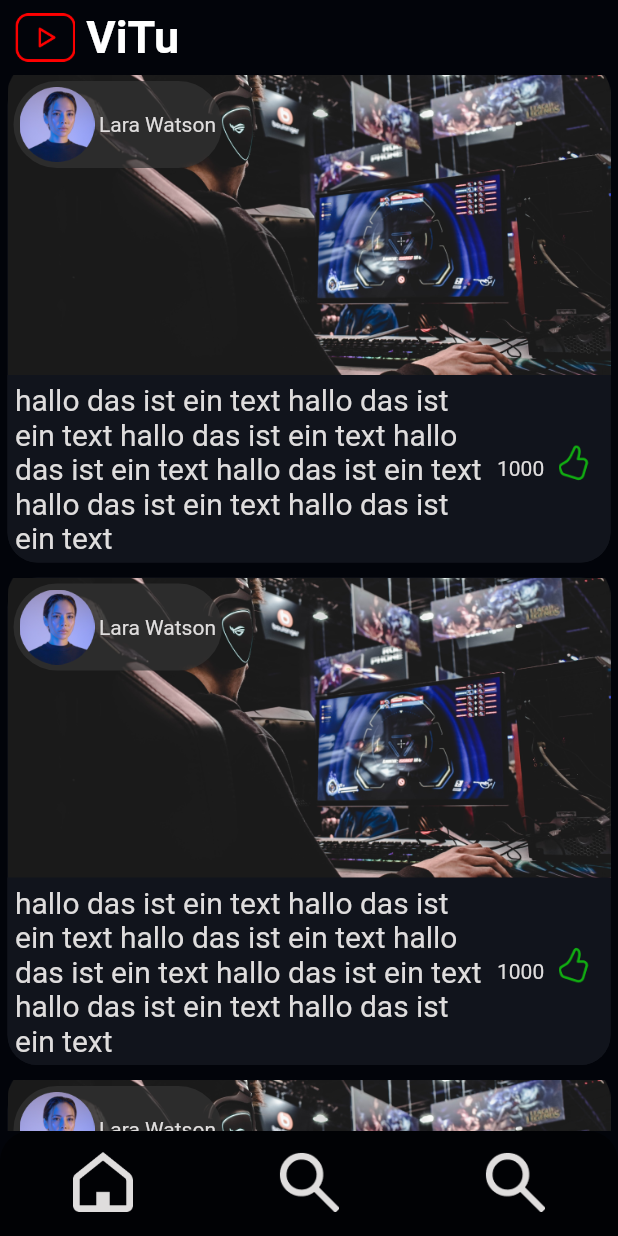
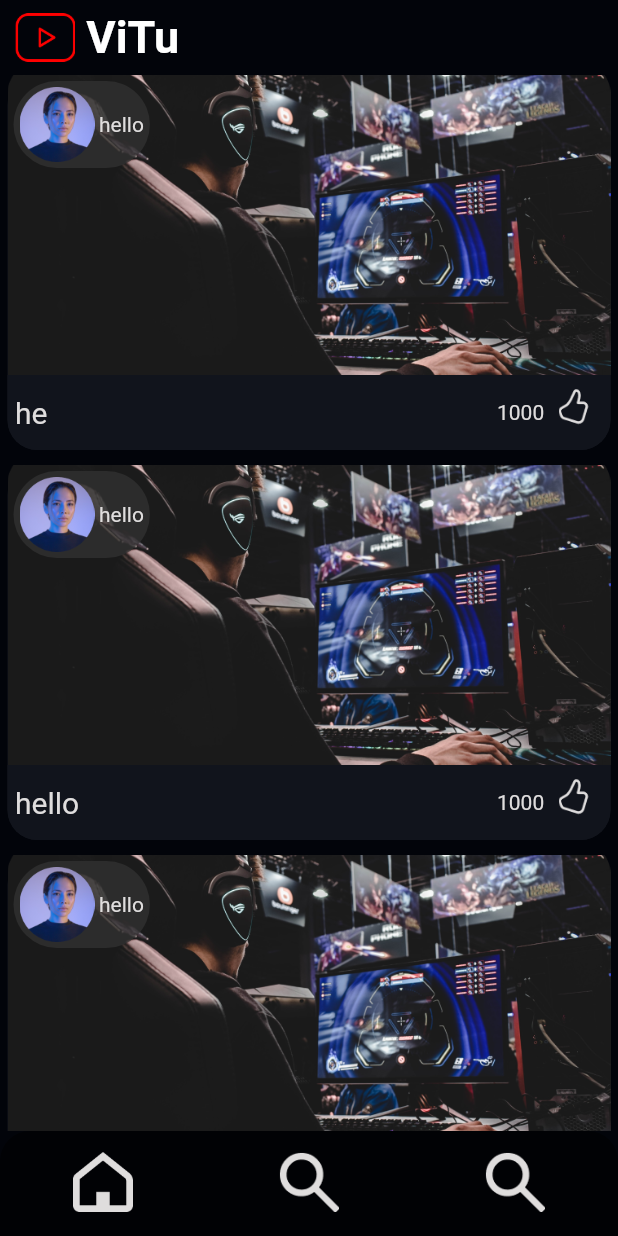
Before and after one commit to Damian-Sommer/VideoTube, a Flutter app: the screen it shows after launch, on a phone screen of 412 x 824 dp. Run offline on Flutter 3.47's test engine with Material 2 defaults, Android fonts, the phone set to English and light mode, and no system bars.

Commit message:
add Video like logic

```diff
--- /dev/null
+++ b/videotube/lib/model/api_handler.dart
@@ -0,0 +1,34 @@
+import 'package:videotube/model/video.dart';
+
+class APIHandler {
+
+  static final APIHandler _singleton = APIHandler._internal();
+
+  factory APIHandler() {
+    return _singleton;
+  }
+
+  APIHandler._internal();
+
+  static List videos = <Video>[];
+
+  List get getVideos{
+    if(videos.isEmpty){
+      addVideo();
+    }
+    return videos;
+  }
+
+  void addVideo(){
+    videos.add(Video("hello","he", false));
+    videos.add(Video("hello","hello", false));
+    videos.add(Video("hello","hello", false));
+    videos.add(Video("hello","hello", false));
+    videos.add(Video("hello","hello", false));
+    videos.add(Video("hello","hello", false));
+  }
+  void update(int index){
+    videos[index].isLiked = !videos[index].isLiked;
+  }
+
+}
--- /dev/null
+++ b/videotube/lib/model/video.dart
@@ -0,0 +1,6 @@
+class Video {
+  String author = "";
+  String description = "";
+  bool isLiked = false;
+  Video(this.author, this.description, this.isLiked);
+}
--- a/videotube/lib/screen/home_page.dart
+++ b/videotube/lib/screen/home_page.dart
@@ -1,5 +1,8 @@
 import 'package:flutter/material.dart';
+import 'package:videotube/model/api_handler.dart';
 import 'package:videotube/screen/video_detail.dart';
+
+import '../model/video.dart';
 
 class HomePage extends StatefulWidget {
   const HomePage({Key? key}) : super(key: key);
@@ -9,9 +12,13 @@ class HomePage extends StatefulWidget {
 }
 
 class _HomePageState extends State<HomePage> {
-  bool isLiked = true;
+  APIHandler apiHandler = APIHandler();
+  static List videos = <Video>[];
+  int count = 0;
+
   @override
   Widget build(BuildContext context) {
+    updateVideoListView();
     return videoList();
   }
 
@@ -19,17 +26,17 @@ class _HomePageState extends State<HomePage> {
     return SingleChildScrollView(
       child: Column(
         children: <Widget>[
-          getList(),
+          getVideoList(),
         ],
       ),
     );
   }
 
-  ListView getList() {
+  ListView getVideoList() {
     return ListView.builder(
       physics: const ScrollPhysics(),
       shrinkWrap: true,
-      itemCount: 5,
+      itemCount: count,
       itemBuilder: (BuildContext context, int index) {
         return InkWell(
           onTap: () {
@@ -44,7 +51,43 @@ class _HomePageState extends State<HomePage> {
             ),
             child: Column(
               children: <Widget>[
-                Container(
+                getListTileHeadWidget(index),
+                getListTileBottomWidget(index),
+              ],
+            ),
+          ),
+        );
+      },
+    );
+  }
+
+  void handleLike(int index) {
+    apiHandler.update(index);
+    updateVideoListView();
+  }
+
+  void updateVideoListView() {
+    setState(() {
+      videos = apiHandler.getVideos;
+      count = apiHandler.getVideos.length;
+    });
+  }
+
+  Color getColor(bool isLiked) {
+    if (isLiked) {
+      return const Color(0xff11ad11);
+    }
+    return const Color(0xffDFDDDD);
+  }
+
+  void navigateSecondPage(int index) async {
+    await Navigator.push(context, MaterialPageRoute(builder: (context) {
+      return VideoDetail(id: index);
+    }));
+  }
+
+  Widget getListTileHeadWidget(int index) {
+    return Container(
       height: 200,
       decoration: const BoxDecoration(
         image: DecorationImage(
@@ -54,7 +97,33 @@ class _HomePageState extends State<HomePage> {
           fit: BoxFit.fitWidth,
         ),
       ),
-                  child: Align(
+      child: getAuthorDescriptionWidget(index),
+    );
+  }
+
+  Widget getListTileBottomWidget(int index) {
+    return Container(
+      padding: const EdgeInsets.all(5),
+      decoration: const BoxDecoration(
+        borderRadius: BorderRadius.only(
+            bottomLeft: Radius.circular(20), bottomRight: Radius.circular(20)),
+        color: Color(0xFF11141C),
+      ),
+      constraints: const BoxConstraints(
+        minHeight: 50,
+      ),
+      child: Row(
+        children: <Widget>[
+          getDescriptionWidget(index),
+          getLikesWidget(1000),
+          getLikeWidget(index),
+        ],
+      ),
+    );
+  }
+
+  Widget getAuthorDescriptionWidget(int index) {
+    return Align(
       alignment: Alignment.topLeft,
       child: IntrinsicWidth(
         child: Container(
@@ -72,11 +141,11 @@ class _HomePageState extends State<HomePage> {
                 height: 50,
                 width: 50,
               ),
-                            const Padding(
-                              padding: EdgeInsets.only(left: 3),
+              Padding(
+                padding: const EdgeInsets.only(left: 3),
                 child: Text(
-                                "Lara Watson",
-                                style: TextStyle(
+                  videos.elementAt(index).author,
+                  style: const TextStyle(
                     color: Color(0xffDFDDDD),
                   ),
                 ),
@@ -85,40 +154,14 @@ class _HomePageState extends State<HomePage> {
           ),
         ),
       ),
-                  ),
-                ),
-                Container(
-                  padding: const EdgeInsets.all(5),
-                  decoration: const BoxDecoration(
-                    borderRadius: BorderRadius.only(
-                        bottomLeft: Radius.circular(20),
-                        bottomRight: Radius.circular(20)),
-                    color: Color(0xFF11141C),
-                  ),
-                  constraints: const BoxConstraints(
-                    minHeight: 50,
-                  ),
-                  child: Row(
-                    children: <Widget>[
-                      getDescriptionWidget("hallo das ist ein text hallo das ist ein text hallo das ist ein text hallo das ist ein text hallo das ist ein text hallo das ist ein text hallo das ist ein text"),
-                      getLikesWidget(1000),
-                      getLikeWidget(),
-                    ],
-                  ),
-                ),
-              ],
-            ),
-          ),
-        );
-      },
     );
   }
 
-  Expanded getDescriptionWidget(String description){
+  Widget getDescriptionWidget(int index) {
     return Expanded(
       flex: 8,
       child: Text(
-        description,
+        videos[index].description,
         style: const TextStyle(
           color: Color(0xffDFDDDD),
           fontSize: 20,
@@ -127,7 +170,7 @@ class _HomePageState extends State<HomePage> {
     );
   }
 
-  Expanded getLikesWidget(int likes) {
+  Widget getLikesWidget(int likes) {
     return Expanded(
       flex: 1,
       child: Align(
@@ -142,7 +185,7 @@ class _HomePageState extends State<HomePage> {
     );
   }
 
-  Expanded getLikeWidget() {
+  Widget getLikeWidget(int index) {
     return Expanded(
       flex: 1,
       child: InkWell(
@@ -150,35 +193,13 @@ class _HomePageState extends State<HomePage> {
           padding: const EdgeInsets.only(bottom: 8.0),
           child: ImageIcon(
             const AssetImage("assets/icons/like.png"),
-            color: getColor(),
+            color: getColor(videos[index].isLiked),
           ),
         ),
         onTap: () {
-          handleLike();
+          handleLike(index);
         },
       ),
     );
   }
-
-  bool handleLike() {
-    isLiked = isLiked == true ? false : true;
-    return isLiked;
 }
-
-  Color getColor() {
-    if (isLiked) {
-      return const Color(0xff11ad11);
-    }
-    return const Color(0xffDFDDDD);
-  }
-
-  void navigateSecondPage(int index) async {
-    final bool result =
-        await Navigator.push(context, MaterialPageRoute(builder: (context) {
-      return VideoDetail(id: index);
-    }));
-    /* if(result == true){
-      updateListView();
-    }*/
-  }
-}
--- a/videotube/lib/screen/video_detail.dart
+++ b/videotube/lib/screen/video_detail.dart
@@ -1,5 +1,6 @@
 import 'package:flutter/cupertino.dart';
 import 'package:flutter/material.dart';
+import 'package:videotube/model/api_handler.dart';
 
 class VideoDetail extends StatefulWidget {
   final int id;
@@ -11,6 +12,8 @@ class VideoDetail extends StatefulWidget {
 
 class _VideoDetailState extends State<VideoDetail> {
   final int id;
+
+  APIHandler apiHandler = APIHandler();
 
   _VideoDetailState({required this.id});
 
@@ -29,7 +32,7 @@ class _VideoDetailState extends State<VideoDetail> {
       child: Column(
         children: <Widget>[
           Text(
-            "hello ${id}",
+            apiHandler.getVideos[id].description,
             style: const TextStyle(color: Colors.white),
           ),
           ElevatedButton(
```
Lines whose indentation alone changed are shown as unchanged.
